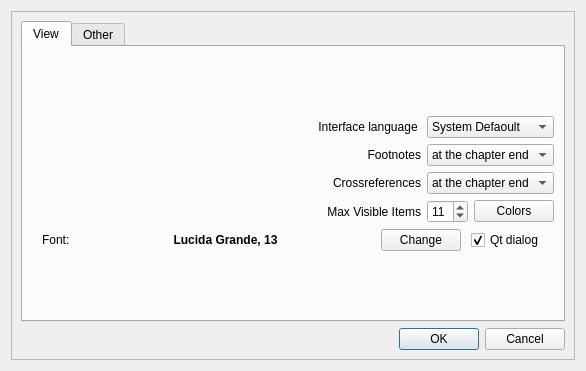
Qt form preferences.ui (vanyog/ReadTheBible5) before a commit.
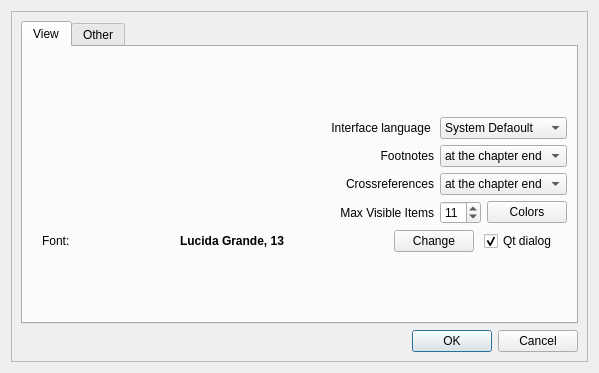
The same form after that commit.

Diff of the .ui file:
```diff
--- a/preferences.ui
+++ b/preferences.ui
@@ -6,8 +6,8 @@
    <rect>
     <x>0</x>
     <y>0</y>
-    <width>586</width>
-    <height>371</height>
+    <width>599</width>
+    <height>373</height>
    </rect>
   </property>
   <property name="windowTitle">
@@ -24,8 +24,8 @@
        <rect>
         <x>0</x>
         <y>0</y>
-        <width>560</width>
-        <height>345</height>
+        <width>573</width>
+        <height>347</height>
        </rect>
       </property>
       <layout class="QVBoxLayout">
```
